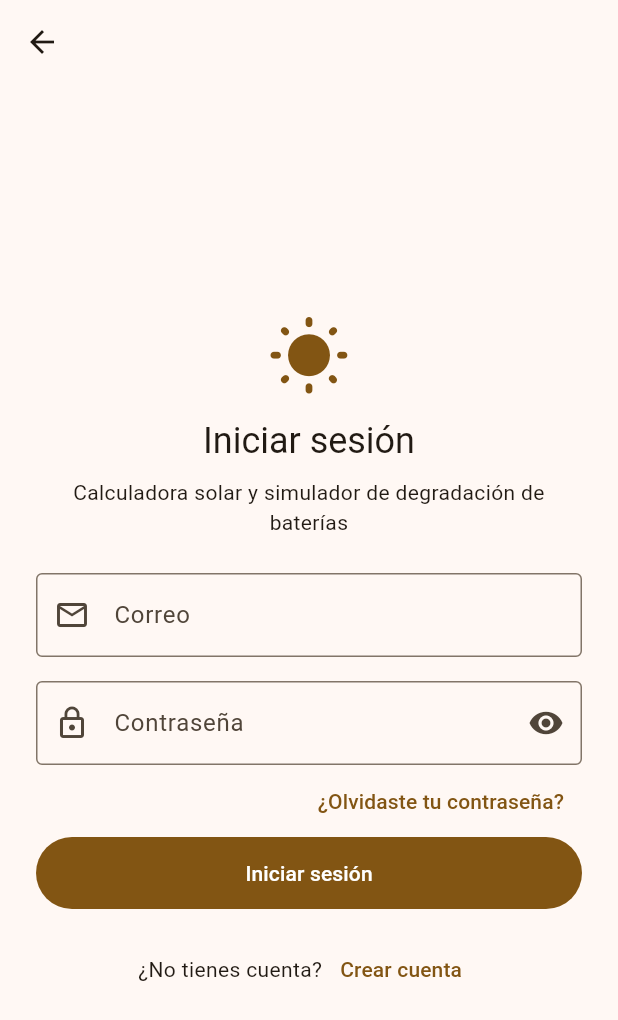
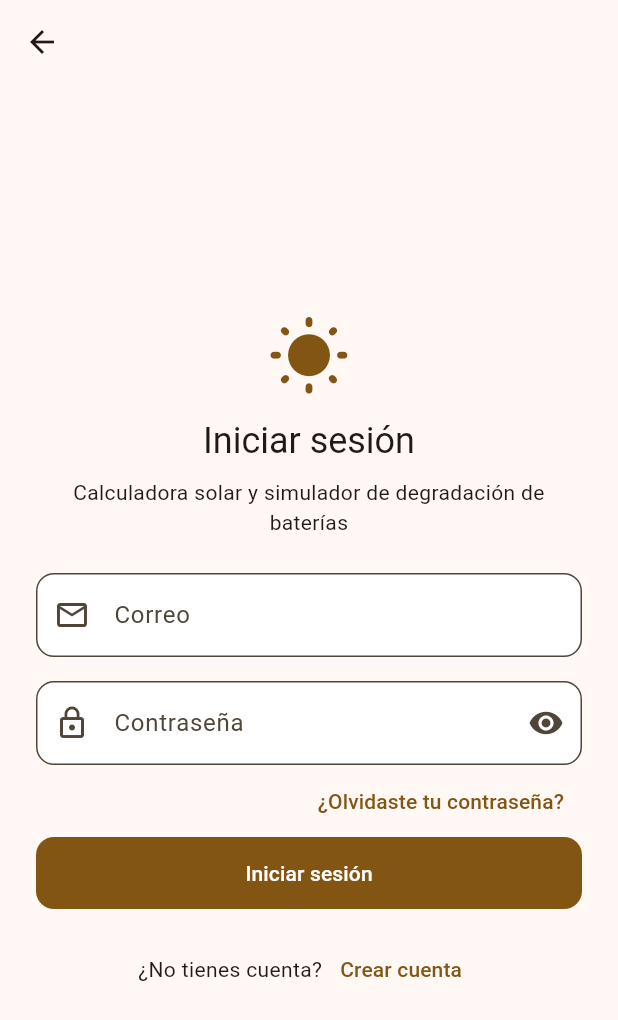
Before and after one commit to CASTILLA057/Solarix-IGSOF, a Flutter app: the screen it shows after launch, after a tap on "Iniciar sesión", on a phone screen of 412 x 824 dp. Shown: the top 1020 px of the screen. Run offline on Flutter 3.47's test engine with Material 3 defaults, Android fonts, the phone set to English and light mode, and no system bars; our stand-ins replace fl_chart, flutter_riverpod, geolocator, go_router, shared_preferences, supabase_flutter; accounts and stored records are empty.

Commit message:
Etapa 8: paleta solar y modo claro/oscuro guardado en el dispositivo

```diff
--- a/lib/app.dart
+++ b/lib/app.dart
@@ -3,6 +3,7 @@ import 'package:flutter_riverpod/flutter_riverpod.dart';
 
 import 'core/router/app_router.dart';
 import 'core/theme/app_theme.dart';
+import 'core/theme/tema_providers.dart';
 
 class SolarixApp extends ConsumerWidget {
   const SolarixApp({super.key});
@@ -14,7 +15,7 @@ class SolarixApp extends ConsumerWidget {
       debugShowCheckedModeBanner: false,
       theme: AppTheme.claro,
       darkTheme: AppTheme.oscuro,
-      themeMode: ThemeMode.system,
+      themeMode: ref.watch(modoTemaProvider),
       routerConfig: ref.watch(routerProvider),
     );
   }
--- a/lib/core/theme/app_theme.dart
+++ b/lib/core/theme/app_theme.dart
@@ -2,31 +2,74 @@ import 'package:flutter/material.dart';
 
 import 'transicion_suave.dart';
 
-/// Paleta solar de Solarix. Se ajusta en la Etapa 8 (pulido).
+/// Paleta solar de Solarix: ámbar como color principal, azul cielo como
+/// terciario (la otra política en las gráficas) y superficies cálidas.
+/// Claro y oscuro salen del mismo esquema.
 abstract final class AppTheme {
   /// Ámbar solar, color semilla del esquema.
   static const semilla = Color(0xFFF59E0B);
 
+  /// Azul cielo, contraste del ámbar.
+  static const cielo = Color(0xFF0EA5E9);
+
   static ThemeData get claro => _construir(Brightness.light);
   static ThemeData get oscuro => _construir(Brightness.dark);
 
+  static final _redondeo = BorderRadius.circular(12);
+
   static ThemeData _construir(Brightness brillo) {
-    final esquema = ColorScheme.fromSeed(
-      seedColor: semilla,
-      brightness: brillo,
+    final base = ColorScheme.fromSeed(seedColor: semilla, brightness: brillo);
+    final deCielo = ColorScheme.fromSeed(seedColor: cielo, brightness: brillo);
+    final esquema = base.copyWith(
+      tertiary: deCielo.primary,
+      onTertiary: deCielo.onPrimary,
+      tertiaryContainer: deCielo.primaryContainer,
+      onTertiaryContainer: deCielo.onPrimaryContainer,
     );
+    const tamanoBoton = Size(64, 48);
+    final formaBoton = RoundedRectangleBorder(borderRadius: _redondeo);
     return ThemeData(
       colorScheme: esquema,
       useMaterial3: true,
+      scaffoldBackgroundColor: esquema.surface,
       appBarTheme: AppBarTheme(
         centerTitle: true,
         backgroundColor: esquema.surface,
         foregroundColor: esquema.onSurface,
+        scrolledUnderElevation: 1,
       ),
-      inputDecorationTheme: const InputDecorationTheme(
-        border: OutlineInputBorder(),
+      inputDecorationTheme: InputDecorationTheme(
+        border: OutlineInputBorder(borderRadius: _redondeo),
+        filled: true,
+        fillColor: esquema.surfaceContainerLowest,
       ),
-      cardTheme: const CardThemeData(clipBehavior: Clip.antiAlias),
+      filledButtonTheme: FilledButtonThemeData(
+        style: FilledButton.styleFrom(
+          minimumSize: tamanoBoton,
+          shape: formaBoton,
+        ),
+      ),
+      outlinedButtonTheme: OutlinedButtonThemeData(
+        style: OutlinedButton.styleFrom(
+          minimumSize: tamanoBoton,
+          shape: formaBoton,
+        ),
+      ),
+      cardTheme: CardThemeData(
+        clipBehavior: Clip.antiAlias,
+        elevation: 0,
+        color: esquema.surfaceContainerLow,
+        shape: RoundedRectangleBorder(
+          borderRadius: BorderRadius.circular(16),
+          side: BorderSide(color: esquema.outlineVariant),
+        ),
+      ),
+      snackBarTheme: const SnackBarThemeData(
+        behavior: SnackBarBehavior.floating,
+      ),
+      dialogTheme: DialogThemeData(
+        shape: RoundedRectangleBorder(borderRadius: BorderRadius.circular(20)),
+      ),
       pageTransitionsTheme: PageTransitionsTheme(
         builders: {
           for (final plataforma in TargetPlatform.values)
--- /dev/null
+++ b/lib/core/theme/tema_providers.dart
@@ -0,0 +1,29 @@
+import 'package:flutter/material.dart';
+import 'package:flutter_riverpod/flutter_riverpod.dart';
+import 'package:shared_preferences/shared_preferences.dart';
+
+/// Preferencias del dispositivo; `main` las carga al arrancar. En pruebas
+/// queda nulo y el tema no se guarda.
+final preferenciasProvider = Provider<SharedPreferences?>((ref) => null);
+
+/// Modo de tema elegido por el usuario (sistema, claro u oscuro), guardado
+/// en el dispositivo.
+final modoTemaProvider = NotifierProvider<ModoTema, ThemeMode>(ModoTema.new);
+
+class ModoTema extends Notifier<ThemeMode> {
+  static const _clave = 'modo_tema';
+
+  @override
+  ThemeMode build() {
+    final guardado = ref.watch(preferenciasProvider)?.getString(_clave);
+    return ThemeMode.values.firstWhere(
+      (m) => m.name == guardado,
+      orElse: () => ThemeMode.system,
+    );
+  }
+
+  void cambiar(ThemeMode modo) {
+    state = modo;
+    ref.read(preferenciasProvider)?.setString(_clave, modo.name);
+  }
+}
--- a/lib/main.dart
+++ b/lib/main.dart
@@ -1,9 +1,11 @@
 import 'package:flutter/material.dart';
 import 'package:flutter_riverpod/flutter_riverpod.dart';
+import 'package:shared_preferences/shared_preferences.dart';
 import 'package:supabase_flutter/supabase_flutter.dart';
 
 import 'app.dart';
 import 'core/config/env.dart';
+import 'core/theme/tema_providers.dart';
 
 Future<void> main() async {
   WidgetsFlutterBinding.ensureInitialized();
@@ -17,5 +19,16 @@ Future<void> main() async {
     );
   }
 
-  runApp(const ProviderScope(child: SolarixApp()));
+  // Preferencias locales (modo claro/oscuro). Si fallan, tema del sistema.
+  SharedPreferences? preferencias;
+  try {
+    preferencias = await SharedPreferences.getInstance();
+  } catch (_) {}
+
+  runApp(
+    ProviderScope(
+      overrides: [preferenciasProvider.overrideWithValue(preferencias)],
+      child: const SolarixApp(),
+    ),
+  );
 }
--- a/pubspec.yaml
+++ b/pubspec.yaml
@@ -41,6 +41,7 @@ dependencies:
   intl: ^0.20.3
   http: ^1.6.0
   geolocator: ^14.1.1
+  shared_preferences: ^2.5.5
 
 dev_dependencies:
   flutter_test:
```
Also changed, not shown: lib/features/auth/presentation/perfil_screen.dart (+34 -16 lines), pubspec.lock.
